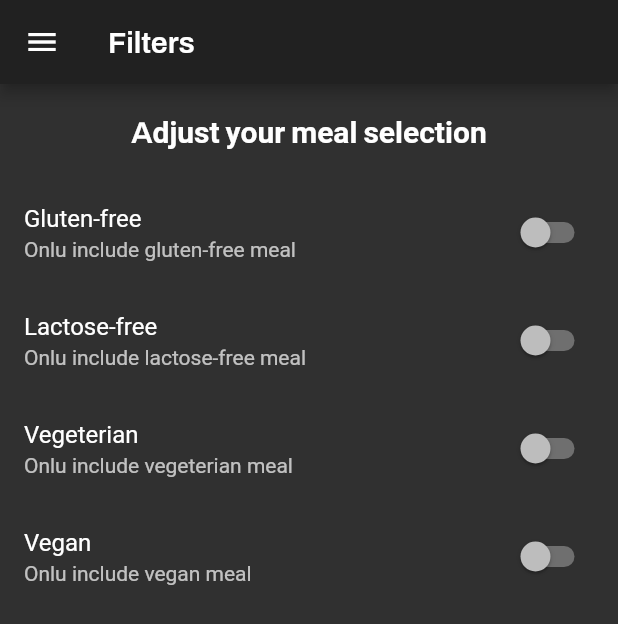
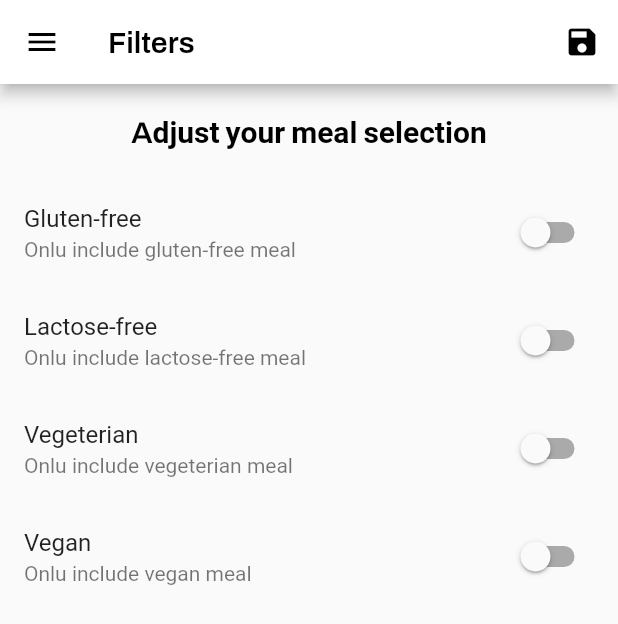
Before and after one commit to davidaodejobi/Flutter-and-Dart-Course, a Flutter app: the FiltersScreen screen opened by its route, on a phone screen of 412 x 824 dp. Shown: the top 624 px of the screen. Run offline on Flutter 3.47's test engine with Material 2 defaults, Android fonts, the phone set to English and light mode, and no system bars; our stand-ins replace google_fonts; Roboto replaces fonts that are missing (Lancelot).

Commit message:
added filtering logic

```diff
--- a/meal_app/lib/main.dart
+++ b/meal_app/lib/main.dart
@@ -2,16 +2,53 @@ import 'package:flutter/material.dart';
 
 import '/screens/filters_screen.dart';
 import '/screens/tabs_screen.dart';
+import 'components/dummy_data.dart';
 import 'components/mealapp_theme.dart';
 import '/screens/category_meal_screen.dart';
 import '/screens/meal_detail_screen.dart';
+import 'models/meals.dart';
 
-void main() => runApp(MyApp());
+void main() => runApp(const MyApp());
 
-class MyApp extends StatelessWidget {
-  MyApp({Key? key}) : super(key: key);
+class MyApp extends StatefulWidget {
+  const MyApp({Key? key}) : super(key: key);
+  @override
+  State<MyApp> createState() => _MyAppState();
+}
 
-  final theme = MealAppTheme.dark();
+class _MyAppState extends State<MyApp> {
+  final theme = MealAppTheme.light();
+
+  Map<String, bool> _filters = {
+    'gluten': false,
+    'lactose': false,
+    'vegan': false,
+    'vegetarian': false,
+  };
+
+  List<Meal> _availableMeals = DUMMY_MEALS;
+
+  void _setFilters(Map<String, bool> filterData) {
+    setState(() {
+      _filters = filterData;
+
+      _availableMeals = DUMMY_MEALS.where((meal) {
+        if (_filters['gluten']! && !meal.isGlutenFree!) {
+          return false;
+        }
+        if (_filters['lactose']! && !meal.isLactoseFree!) {
+          return false;
+        }
+        if (_filters['vegan']! && !meal.isVegan!) {
+          return false;
+        }
+        if (_filters['vegetarian']! && !meal.isVegetarian!) {
+          return false;
+        }
+        return true;
+      }).toList();
+    });
+  }
 
   @override
   Widget build(BuildContext context) {
@@ -19,17 +56,16 @@ class MyApp extends StatelessWidget {
       title: 'DeliMeals',
       theme: theme,
       initialRoute: '/',
-      // home: CategoriesScreen(
-      //   theme: theme,
-      // ),
       routes: {
         '/': (ctx) => const TabsScreen(),
-        CategoryMeal.routeName: (ctx) => const CategoryMeal(),
+        CategoryMeal.routeName: (ctx) => CategoryMeal(
+              availableMeals: _availableMeals,
+            ),
         MealDetailScreen.routeName: (ctx) => const MealDetailScreen(),
-        FiltersScreen.routeName: (ctx) => const FiltersScreen(),
-        // '/categories': (context) => CategoriesScreen(
-        //       theme: theme,
-        //     ),
+        FiltersScreen.routeName: (ctx) => FiltersScreen(
+              filters: _filters,
+              onSave: _setFilters,
+            ),
       },
     );
   }
--- a/meal_app/lib/screens/filters_screen.dart
+++ b/meal_app/lib/screens/filters_screen.dart
@@ -3,9 +3,12 @@ import 'package:flutter/material.dart';
 import '/widgets/main_drawer.dart';
 
 class FiltersScreen extends StatefulWidget {
-  const FiltersScreen({Key? key}) : super(key: key);
+  const FiltersScreen({this.filters, this.onSave, Key? key}) : super(key: key);
 
   static const routeName = '/filters';
+
+  final Function? onSave;
+  final Map<String, bool>? filters;
 
   @override
   State<FiltersScreen> createState() => _FiltersScreenState();
@@ -16,11 +19,37 @@ class _FiltersScreenState extends State<FiltersScreen> {
   var _vegetarian = false;
   var _vegan = false;
   var _lactoseFree = false;
+
+  @override
+  void initState() {
+    _glutenFree = widget.filters?['gluten'] ?? false;
+    _vegetarian = widget.filters?['vegetarian'] ?? false;
+    _vegan = widget.filters?['vegan'] ?? false;
+    _lactoseFree = widget.filters?['lactose'] ?? false;
+  }
+
   @override
   Widget build(BuildContext context) {
     return Scaffold(
       appBar: AppBar(
         title: const Text('Filters'),
+        actions: <Widget>[
+          IconButton(
+            icon: const Icon(Icons.save),
+            onPressed: () {
+              const snackBar = SnackBar(content: Text('Filtered meals saved'));
+              ScaffoldMessenger.of(context).showSnackBar(snackBar);
+
+              final selectedFilters = {
+                'gluten': _glutenFree,
+                'lactose': _lactoseFree,
+                'vegan': _vegan,
+                'vegetarian': _vegetarian,
+              };
+              widget.onSave!(selectedFilters);
+            },
+          ),
+        ],
       ),
       drawer: const MainDrawer(),
       body: Column(
```
Also changed, not shown: meal_app/lib/screens/category_meal_screen.dart (+6 -8 lines), 1 other file.
